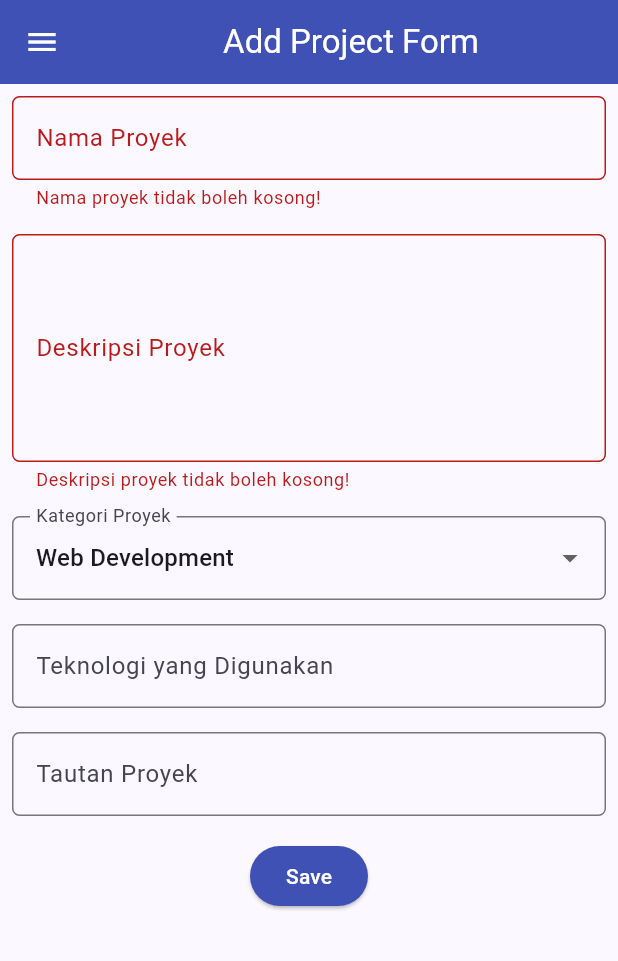
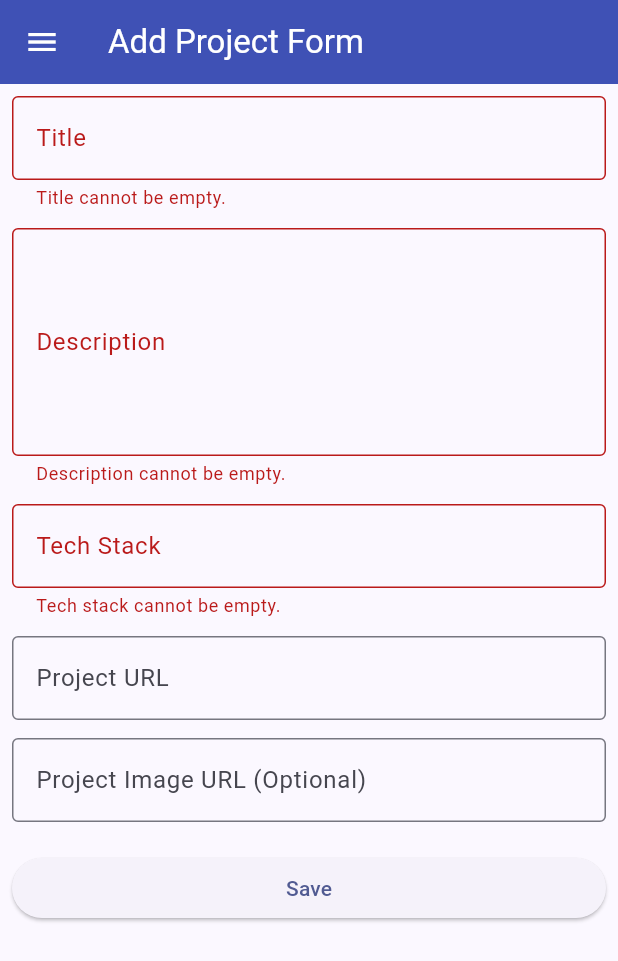
Before and after one commit to kusumaadhimaya/myportofolio_mobile, a Flutter app: the ProjectFormPage screen opened directly, after a tap on "Save", on a phone screen of 412 x 824 dp. Shown: the top 961 px of the screen. Run offline on Flutter 3.47's test engine with Material 3 defaults, Android fonts, the phone set to English and light mode, and no system bars; generated files the repository leaves out were written again.

Commit message:
feat: protect and submit projects with token auth

```diff
--- a/lib/screens/project_form.dart
+++ b/lib/screens/project_form.dart
@@ -1,5 +1,11 @@
 import 'package:flutter/material.dart';
+import 'package:myportofolio_mobile/models/project.dart';
+import 'package:myportofolio_mobile/screens/project_list_screen.dart';
+import 'package:myportofolio_mobile/services/api_client.dart';
+import 'package:myportofolio_mobile/services/auth_state.dart';
+import 'package:myportofolio_mobile/widgets/auth_guard.dart';
 import 'package:myportofolio_mobile/widgets/left_drawer.dart';
+import 'package:provider/provider.dart';
 
 class ProjectFormPage extends StatefulWidget {
   const ProjectFormPage({super.key});
@@ -11,61 +17,119 @@ class ProjectFormPage extends StatefulWidget {
 class _ProjectFormPageState extends State<ProjectFormPage> {
   final _formKey = GlobalKey<FormState>();
 
-  String _projectName = '';
+  String _title = '';
   String _description = '';
-  String _category = 'Web Development';
-  String _technologies = '';
-  String _projectLink = '';
+  String _techStack = '';
+  String _projectUrl = '';
+  String _projectImageUrl = '';
+  bool _isSubmitting = false;
 
-  final List<String> _categories = [
-    'Web Development',
-    'Mobile Development',
-    'Machine Learning',
-    'Data Science',
-    'Other',
-  ];
+  String? _validateUrl(String? value, {required bool optional}) {
+    final url = value?.trim() ?? '';
+    if (url.isEmpty && optional) return null;
 
-  void _resetForm() {
-    _formKey.currentState?.reset();
+    final uri = Uri.tryParse(url);
+    if (uri == null ||
+        !{'http', 'https'}.contains(uri.scheme.toLowerCase()) ||
+        uri.host.isEmpty) {
+      return 'Enter a valid URL starting with http:// or https://.';
+    }
+    return null;
+  }
+
+  Future<void> _submit() async {
+    if (!_formKey.currentState!.validate()) return;
+
     setState(() {
-      _projectName = '';
-      _description = '';
-      _category = 'Web Development';
-      _technologies = '';
-      _projectLink = '';
+      _isSubmitting = true;
+    });
+
+    try {
+      final authorized = await ensureLoggedIn(context);
+      if (!authorized || !mounted) return;
+
+      final project = Project(
+        title: _title.trim(),
+        description: _description.trim(),
+        techStack: _techStack.trim(),
+        projectUrl: _projectUrl.trim(),
+        projectImageUrl: _projectImageUrl.trim(),
+      );
+
+      final authState = context.read<AuthState>();
+      var token = authState.token;
+      if (token == null) return;
+
+      Project createdProject;
+      try {
+        createdProject = await context.read<ApiClient>().createProject(
+          project,
+          token: token,
+        );
+      } on ApiException catch (error) {
+        if (error.statusCode != 401) rethrow;
+
+        try {
+          await authState.logout();
+        } catch (_) {
+          // AuthState clears the local token in its finally block.
+        }
+        if (!mounted) return;
+
+        final loggedInAgain = await ensureLoggedIn(context);
+        if (!loggedInAgain || !mounted) return;
+
+        token = context.read<AuthState>().token;
+        if (token == null) return;
+        createdProject = await context.read<ApiClient>().createProject(
+          project,
+          token: token,
+        );
+      }
+
+      if (!mounted) return;
+      await _showSuccessDialog(createdProject);
+    } on ApiException catch (error) {
+      if (!mounted) return;
+      ScaffoldMessenger.of(context)
+        ..hideCurrentSnackBar()
+        ..showSnackBar(
+          SnackBar(
+            content: Text(
+              'Could not add project (status ${error.statusCode}).',
+            ),
+          ),
+        );
+    } finally {
+      if (mounted) {
+        setState(() {
+          _isSubmitting = false;
         });
       }
+    }
+  }
 
-  void _showSuccessDialog() {
-    showDialog<void>(
+  Future<void> _showSuccessDialog(Project project) {
+    return showDialog<void>(
       context: context,
-      builder: (dialogContext) {
-        return AlertDialog(
-          title: const Text('Proyek berhasil ditambahkan!'),
-          content: SingleChildScrollView(
-            child: Column(
-              crossAxisAlignment: CrossAxisAlignment.start,
-              mainAxisSize: MainAxisSize.min,
-              children: [
-                Text('Nama Proyek: $_projectName'),
-                Text('Deskripsi: $_description'),
-                Text('Kategori: $_category'),
-                Text('Teknologi: $_technologies'),
-                Text('Tautan: $_projectLink'),
-              ],
-            ),
-          ),
+      builder: (dialogContext) => AlertDialog(
+        title: const Text('Project added successfully!'),
+        content: Text('${project.title} was created (201 Created).'),
         actions: [
           TextButton(
             onPressed: () {
               Navigator.pop(dialogContext);
-                _resetForm();
+              Navigator.pushReplacement(
+                context,
+                MaterialPageRoute<void>(
+                  builder: (_) => const ProjectListScreen(),
+                ),
+              );
             },
-              child: const Text('OK'),
+            child: const Text('View Projects'),
           ),
         ],
-        );
-      },
+      ),
     );
   }
 
@@ -73,9 +137,7 @@ class _ProjectFormPageState extends State<ProjectFormPage> {
   Widget build(BuildContext context) {
     return Scaffold(
       appBar: AppBar(
-        title: const Center(
-          child: Text('Add Project Form'),
-        ),
+        title: const Text('Add Project Form'),
         backgroundColor: Colors.indigo,
         foregroundColor: Colors.white,
       ),
@@ -83,136 +145,76 @@ class _ProjectFormPageState extends State<ProjectFormPage> {
       body: Form(
         key: _formKey,
         child: SingleChildScrollView(
+          padding: const EdgeInsets.all(8),
           child: Column(
-            crossAxisAlignment: CrossAxisAlignment.start,
+            crossAxisAlignment: CrossAxisAlignment.stretch,
             children: [
-              Padding(
-                padding: const EdgeInsets.all(8.0),
-                child: TextFormField(
-                  decoration: InputDecoration(
-                    hintText: 'Nama Proyek',
-                    labelText: 'Nama Proyek',
-                    border: OutlineInputBorder(
-                      borderRadius: BorderRadius.circular(5.0),
+              TextFormField(
+                decoration: const InputDecoration(
+                  labelText: 'Title',
+                  border: OutlineInputBorder(),
                 ),
+                onChanged: (value) => _title = value,
+                validator: (value) => value == null || value.trim().isEmpty
+                    ? 'Title cannot be empty.'
+                    : null,
               ),
-                  onChanged: (value) {
-                    setState(() {
-                      _projectName = value;
-                    });
-                  },
-                  validator: (value) {
-                    if (value == null || value.trim().isEmpty) {
-                      return 'Nama proyek tidak boleh kosong!';
-                    }
-                    return null;
-                  },
+              const SizedBox(height: 12),
+              TextFormField(
+                maxLines: 5,
+                decoration: const InputDecoration(
+                  labelText: 'Description',
+                  border: OutlineInputBorder(),
                 ),
+                onChanged: (value) => _description = value,
+                validator: (value) => value == null || value.trim().isEmpty
+                    ? 'Description cannot be empty.'
+                    : null,
               ),
-              Padding(
-                padding: const EdgeInsets.all(8.0),
-                child: TextFormField(
-                  maxLines: 5,
-                  decoration: InputDecoration(
-                    hintText: 'Deskripsi Proyek',
-                    labelText: 'Deskripsi Proyek',
-                    border: OutlineInputBorder(
-                      borderRadius: BorderRadius.circular(5.0),
+              const SizedBox(height: 12),
+              TextFormField(
+                decoration: const InputDecoration(
+                  labelText: 'Tech Stack',
+                  hintText: 'Flutter, Django, Figma',
+                  border: OutlineInputBorder(),
                 ),
+                onChanged: (value) => _techStack = value,
+                validator: (value) => value == null || value.trim().isEmpty
+                    ? 'Tech stack cannot be empty.'
+                    : null,
               ),
-                  onChanged: (value) {
-                    setState(() {
-                      _description = value;
-                    });
-                  },
-                  validator: (value) {
-                    if (value == null || value.trim().isEmpty) {
-                      return 'Deskripsi proyek tidak boleh kosong!';
-                    }
-                    return null;
-                  },
+              const SizedBox(height: 12),
+              TextFormField(
+                keyboardType: TextInputType.url,
+                decoration: const InputDecoration(
+                  labelText: 'Project URL',
+                  hintText: 'https://example.com',
+                  border: OutlineInputBorder(),
                 ),
+                onChanged: (value) => _projectUrl = value,
+                validator: (value) => _validateUrl(value, optional: true),
               ),
-              Padding(
-                padding: const EdgeInsets.all(8.0),
-                child: DropdownButtonFormField<String>(
-                  decoration: InputDecoration(
-                    labelText: 'Kategori Proyek',
-                    border: OutlineInputBorder(
-                      borderRadius: BorderRadius.circular(5.0),
+              const SizedBox(height: 12),
+              TextFormField(
+                keyboardType: TextInputType.url,
+                decoration: const InputDecoration(
+                  labelText: 'Project Image URL (Optional)',
+                  hintText: 'https://example.com/image.png',
+                  border: OutlineInputBorder(),
                 ),
+                onChanged: (value) => _projectImageUrl = value,
+                validator: (value) => _validateUrl(value, optional: true),
               ),
-                  initialValue: _category,
-                  items: _categories
-                      .map(
-                        (category) => DropdownMenuItem(
-                          value: category,
-                          child: Text(category),
-                        ),
+              const SizedBox(height: 20),
+              ElevatedButton(
+                onPressed: _isSubmitting ? null : _submit,
+                child: _isSubmitting
+                    ? const SizedBox(
+                        width: 20,
+                        height: 20,
+                        child: CircularProgressIndicator(strokeWidth: 2),
                       )
-                      .toList(),
-                  onChanged: (newValue) {
-                    if (newValue == null) return;
-                    setState(() {
-                      _category = newValue;
-                    });
-                  },
-                ),
-              ),
-              Padding(
-                padding: const EdgeInsets.all(8.0),
-                child: TextFormField(
-                  decoration: InputDecoration(
-                    hintText: 'Contoh: Flutter, Django, Figma',
-                    labelText: 'Teknologi yang Digunakan',
-                    border: OutlineInputBorder(
-                      borderRadius: BorderRadius.circular(5.0),
-                    ),
-                  ),
-                  onChanged: (value) {
-                    setState(() {
-                      _technologies = value;
-                    });
-                  },
-                ),
-              ),
-              Padding(
-                padding: const EdgeInsets.all(8.0),
-                child: TextFormField(
-                  decoration: InputDecoration(
-                    hintText: 'URL Proyek (opsional)',
-                    labelText: 'Tautan Proyek',
-                    border: OutlineInputBorder(
-                      borderRadius: BorderRadius.circular(5.0),
-                    ),
-                  ),
-                  onChanged: (value) {
-                    setState(() {
-                      _projectLink = value;
-                    });
-                  },
-                ),
-              ),
-              Align(
-                alignment: Alignment.bottomCenter,
-                child: Padding(
-                  padding: const EdgeInsets.all(8.0),
-                  child: ElevatedButton(
-                    style: ButtonStyle(
-                      backgroundColor:
-                          WidgetStateProperty.all(Colors.indigo),
-                    ),
-                    onPressed: () {
-                      if (_formKey.currentState?.validate() ?? false) {
-                        _showSuccessDialog();
-                      }
-                    },
-                    child: const Text(
-                      'Save',
-                      style: TextStyle(color: Colors.white),
-                    ),
-                  ),
-                ),
+                    : const Text('Save'),
               ),
             ],
           ),
--- a/lib/widgets/left_drawer.dart
+++ b/lib/widgets/left_drawer.dart
@@ -1,14 +1,20 @@
 import 'package:flutter/material.dart';
 import 'package:myportofolio_mobile/screens/experience_form.dart';
+import 'package:myportofolio_mobile/screens/login_screen.dart';
 import 'package:myportofolio_mobile/screens/menu.dart';
+import 'package:myportofolio_mobile/screens/project_form.dart';
 import 'package:myportofolio_mobile/screens/project_list_screen.dart';
-import 'package:myportofolio_mobile/screens/project_form.dart';
+import 'package:myportofolio_mobile/services/auth_state.dart';
+import 'package:myportofolio_mobile/widgets/auth_guard.dart';
+import 'package:provider/provider.dart';
 
 class LeftDrawer extends StatelessWidget {
   const LeftDrawer({super.key});
 
   @override
   Widget build(BuildContext context) {
+    final isLoggedIn = context.watch<AuthState>().isLoggedIn;
+
     return Drawer(
       child: ListView(
         padding: EdgeInsets.zero,
@@ -62,9 +68,12 @@ class LeftDrawer extends StatelessWidget {
           ListTile(
             leading: const Icon(Icons.add_circle_outline),
             title: const Text('Add Project'),
-            onTap: () {
-              Navigator.pushReplacement(
-                context,
+            onTap: () async {
+              final navigator = Navigator.of(context);
+              final allowed = await ensureLoggedIn(context);
+              if (!allowed) return;
+              navigator.pop();
+              navigator.push(
                 MaterialPageRoute(
                   builder: (context) => const ProjectFormPage(),
                 ),
@@ -83,6 +92,37 @@ class LeftDrawer extends StatelessWidget {
               );
             },
           ),
+          if (!isLoggedIn)
+            ListTile(
+              leading: const Icon(Icons.login),
+              title: const Text('Login'),
+              onTap: () {
+                Navigator.push(
+                  context,
+                  MaterialPageRoute(builder: (_) => const LoginScreen()),
+                );
+              },
+            ),
+          if (isLoggedIn)
+            ListTile(
+              leading: const Icon(Icons.logout),
+              title: const Text('Logout'),
+              onTap: () async {
+                Navigator.pop(context);
+                try {
+                  await context.read<AuthState>().logout();
+                  if (!context.mounted) return;
+                  ScaffoldMessenger.of(context).showSnackBar(
+                    const SnackBar(content: Text('You have logged out.')),
+                  );
+                } catch (_) {
+                  if (!context.mounted) return;
+                  ScaffoldMessenger.of(context).showSnackBar(
+                    const SnackBar(content: Text('Logout request failed.')),
+                  );
+                }
+              },
+            ),
         ],
       ),
     );
--- a/lib/widgets/project_card.dart
+++ b/lib/widgets/project_card.dart
@@ -3,6 +3,9 @@ import 'package:myportofolio_mobile/screens/menu.dart';
 import 'package:myportofolio_mobile/screens/experience_form.dart';
 import 'package:myportofolio_mobile/screens/project_form.dart';
 import 'package:myportofolio_mobile/screens/project_list_screen.dart';
+import 'package:myportofolio_mobile/services/auth_state.dart';
+import 'package:myportofolio_mobile/widgets/auth_guard.dart';
+import 'package:provider/provider.dart';
 
 class ItemCard extends StatelessWidget {
   final ItemHomepage item;
@@ -15,7 +18,7 @@ class ItemCard extends StatelessWidget {
       color: item.color,
       borderRadius: BorderRadius.circular(12),
       child: InkWell(
-        onTap: () {
+        onTap: () async {
           if (item.name == 'Add Experience') {
             ScaffoldMessenger.of(context).hideCurrentSnackBar();
             Navigator.push(
@@ -37,6 +40,38 @@ class ItemCard extends StatelessWidget {
             return;
           }
 
+          if (item.name == 'Add Project') {
+            final allowed = await ensureLoggedIn(context);
+            if (!allowed || !context.mounted) return;
+            Navigator.push(
+              context,
+              MaterialPageRoute(builder: (_) => const ProjectFormPage()),
+            );
+            return;
+          }
+
+          if (item.name == 'Logout') {
+            if (!context.read<AuthState>().isLoggedIn) {
+              ScaffoldMessenger.of(context).showSnackBar(
+                const SnackBar(content: Text('You are not logged in.')),
+              );
+              return;
+            }
+            try {
+              await context.read<AuthState>().logout();
+              if (!context.mounted) return;
+              ScaffoldMessenger.of(context).showSnackBar(
+                const SnackBar(content: Text('You have logged out.')),
+              );
+            } catch (_) {
+              if (!context.mounted) return;
+              ScaffoldMessenger.of(context).showSnackBar(
+                const SnackBar(content: Text('Logout request failed.')),
+              );
+            }
+            return;
+          }
+
           ScaffoldMessenger.of(context)
             ..hideCurrentSnackBar()
             ..showSnackBar(
@@ -44,13 +79,6 @@ class ItemCard extends StatelessWidget {
                 content: Text("Kamu telah menekan tombol ${item.name}!"),
               ),
             );
-
-          if (item.name == 'Add Project') {
-            Navigator.push(
-              context,
-              MaterialPageRoute(builder: (context) => const ProjectFormPage()),
-            );
-          }
         },
         child: Container(
           padding: const EdgeInsets.all(8),
```
Lines whose indentation alone changed are shown as unchanged.
